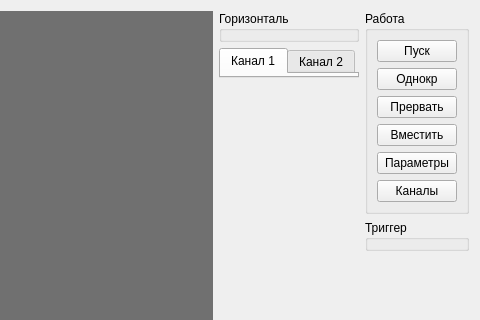
Above: sdoscopewgt.ui from catompiler/QCanDrive before the change; both pictures show x 306 to 786 and y 0 to 320 of the 786 by 491 pixel window. Below: the same form after it.
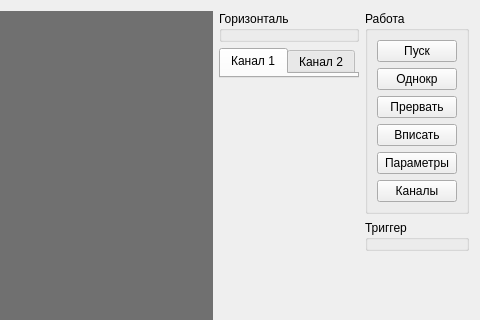
That is the form after the change. Custom widgets are drawn as their Qt base class.

Commit message: oscope run

Patch:
```diff
--- a/sdoscopewgt.ui
+++ b/sdoscopewgt.ui
@@ -211,7 +211,7 @@
         <item>
          <widget class="QPushButton" name="pbAutoScale">
           <property name="text">
-           <string>Вместить</string>
+           <string>Вписать</string>
           </property>
          </widget>
         </item>
```
The commit also changes 1 other file.
